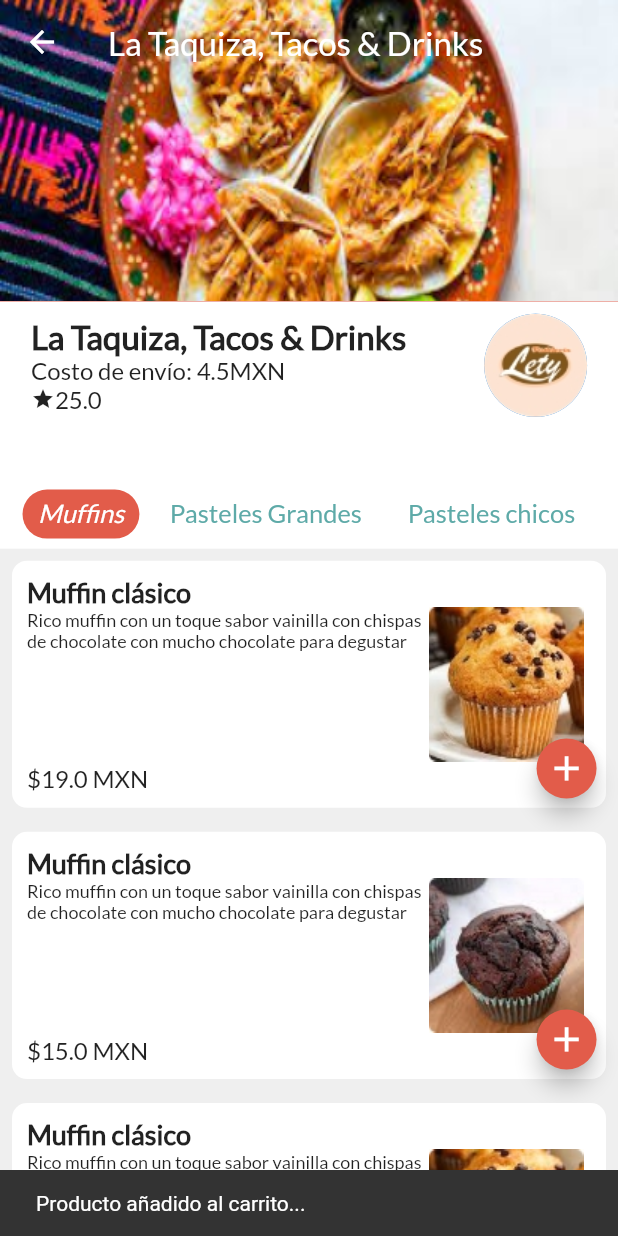
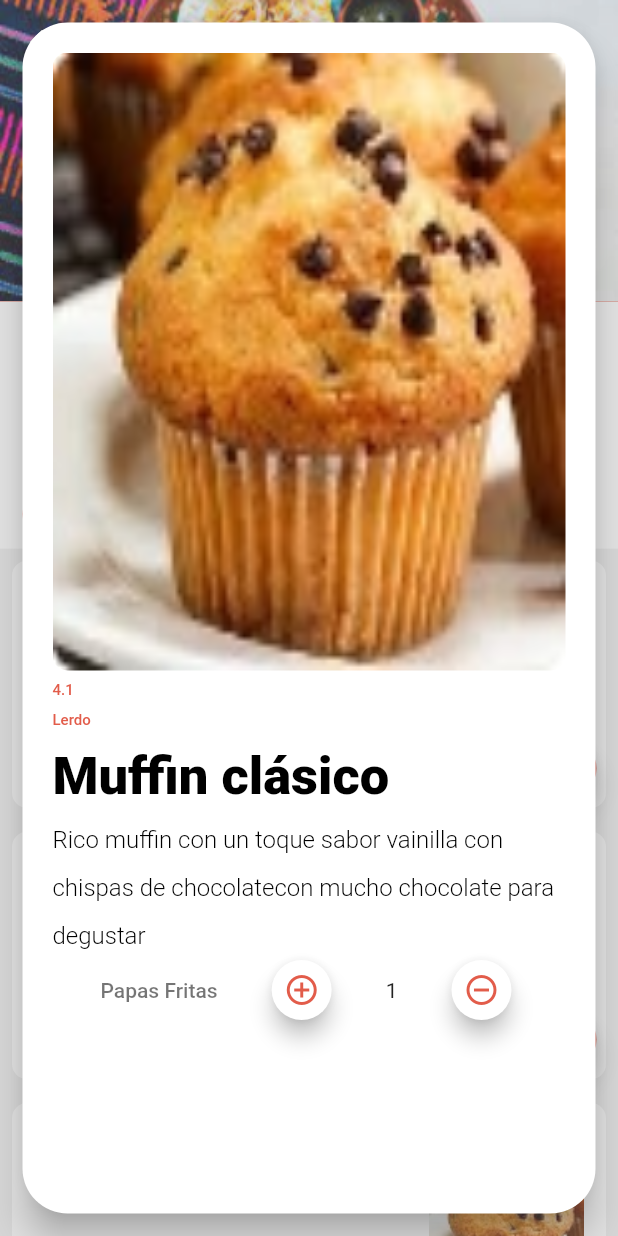
Before and after one commit to IvanGonzalezR/foodDeliveryClient, a Flutter app: the XDRestaurant screen opened directly, after a tap on the "add" icon, on a phone screen of 412 x 824 dp. Run offline on Flutter 3.47's test engine with Material 2 defaults, Android fonts, the phone set to English and light mode, and no system bars; our stand-ins replace flutter_spinkit, flutter_svg; missing offline and left inert: adobe_xd.

Commit message:
segunda version mandada a pruebas

```diff
--- a/lib/modelos/fab_add_cart.dart
+++ b/lib/modelos/fab_add_cart.dart
@@ -1,4 +1,7 @@
 import 'package:flutter/material.dart';
+import 'package:flutter/cupertino.dart';
+import 'package:food_delivery/modelos/info_producto.dart';
+import 'package:food_delivery/modelos/info_result_card.dart';
 
 class FabAddCart extends StatefulWidget {
   @override
@@ -6,10 +9,21 @@
 }
 
 class _FabAddCartState extends State<FabAddCart> {
-
+  res_card resultado;
 
   Future<void> onPressed() async{
-    await ScaffoldMessenger.of(context).showSnackBar(SnackBar(content: Text("Producto añadido al carrito...")));
+    await showCupertinoModalPopup(
+      context: context,
+      barrierColor: Colors.grey.withAlpha(80),
+      builder: (BuildContext context) {
+        return Container(
+          decoration: BoxDecoration(color: Colors.transparent),
+          height: 900,
+          // color: Colors.white.withAlpha(100),
+          child: Center(child: details_product(res_card.tarjetas()[3])),
+        );
+      },
+    );
   }
 
   @override
--- a/lib/modelos/info_result_card.dart
+++ b/lib/modelos/info_result_card.dart
@@ -47,6 +47,16 @@
       "4.1",
       "Lerdo"
     ),
+      res_card(
+          1,
+          "Muffin clásico",
+          "Rico muffin con un toque sabor vainilla con chispas de chocolate"
+              "con mucho chocolate para degustar",
+          "assets/images/muffin1.jpg",
+          Colors.orangeAccent,
+          "4.1",
+          "Lerdo"
+      ),
     ];
   }
 
```
